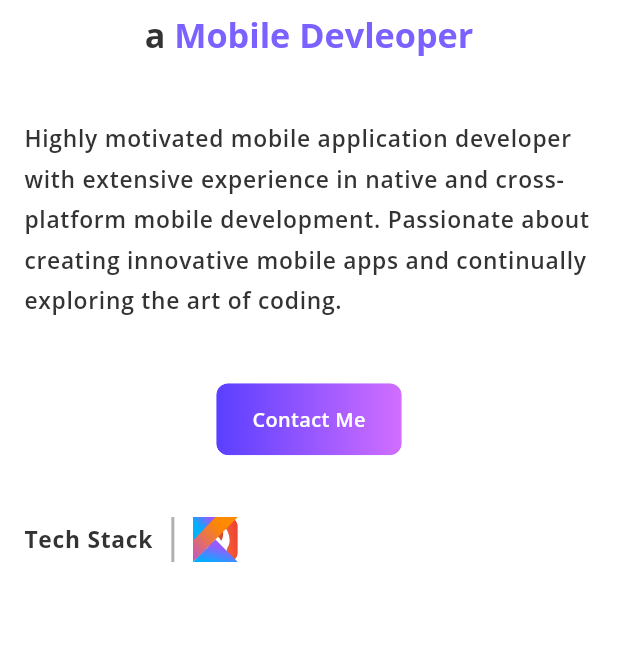
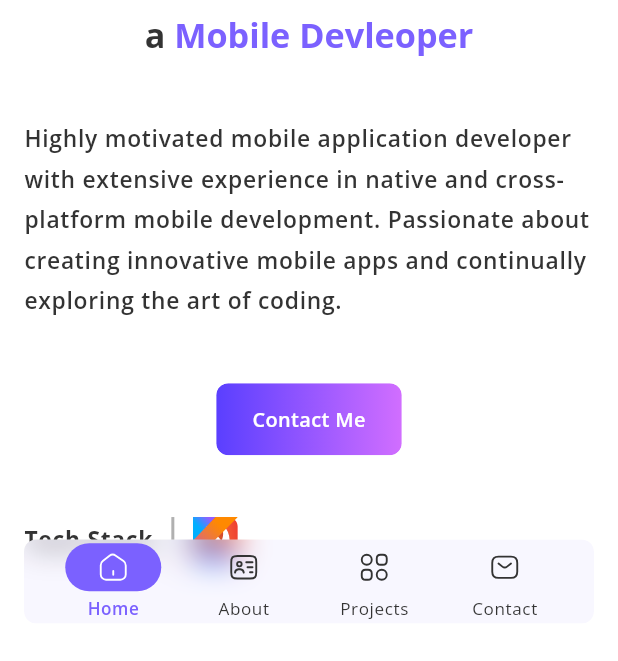
Before and after one commit to MehnArkar/MehnArkar.github.io, a Flutter app: the screen it shows after launch, on a phone screen of 412 x 824 dp, the part 575-1236 px from its top. Run offline on Flutter 3.47's test engine with Material 3 defaults, Android fonts, the light colour scheme and no system bars; drawn by our look-alikes of animated_text_kit, flutter_animate, rive; our stand-ins replace dotted_border, flutter_bloc, flutter_svg, freezed_annotation, get_it, go_router and 2 more.

Commit message:
implemented bottom nav bar

```diff
--- a/lib/features/contact/view/widgets/contact_box.dart
+++ b/lib/features/contact/view/widgets/contact_box.dart
@@ -92,7 +92,7 @@ class _ContactBoxState extends State<ContactBox> with SingleTickerProviderStateM
         color: context.colorScheme.primary.withOpacity(0.25),
           borderRadius: BorderRadius.circular(AppDimension.borderRadius)
       ),
-      child: SvgPicture.asset("${AppConstants.iconPath}/email.svg",color: context.colorScheme.primary,width: 30,height: 30),
+      child: SvgPicture.asset("${AppConstants.iconPath}/mail.svg",color: context.colorScheme.primary,width: 30,height: 30),
 
     );
   }
--- a/lib/features/index/view/pages/index_page.dart
+++ b/lib/features/index/view/pages/index_page.dart
@@ -1,11 +1,13 @@
 import 'package:flutter/material.dart';
 import 'package:flutter_bloc/flutter_bloc.dart';
+import 'package:portfolio/app/config/theme/dimension/app_dimension.dart';
 import 'package:portfolio/app/utils/extensions/context_extension.dart';
 import 'package:portfolio/app/utils/responsive/responsive.dart';
 import 'package:portfolio/app/utils/responsive/responsive_layout.dart';
 import 'package:portfolio/features/contact/view/pages/desktop_contact_page.dart';
 import 'package:portfolio/features/contact/view/pages/mobile_contact_page.dart';
 import 'package:portfolio/features/index/data/models/nab_bar_type.dart';
+import 'package:portfolio/features/index/view/widgets/bottom_nav_bar.dart';
 import 'package:portfolio/features/index/view/widgets/page_indicator.dart';
 import 'package:portfolio/features/index/view/widgets/social_media_overlay.dart';
 import 'package:portfolio/features/project/view/pages/mobile_project_page.dart';
@@ -51,10 +53,8 @@ class _IndexPageState extends State<IndexPage> with WidgetsBindingObserver {
     super.initState();
     WidgetsBinding.instance.addObserver(this);
     WidgetsBinding.instance.addPostFrameCallback((_) {
-      if (Responsive.isDesktop(context)) {
         _getPagePosition();
         _initializeScrollListener();
-      }
     });
   }
 
@@ -62,10 +62,8 @@ class _IndexPageState extends State<IndexPage> with WidgetsBindingObserver {
   void didChangeMetrics() {
     super.didChangeMetrics();
     WidgetsBinding.instance.addPostFrameCallback((_) {
-      if (Responsive.isDesktop(context)) {
         _getPagePosition();
         _initializeScrollListener();
-      }
     });
   }
 
@@ -142,6 +140,9 @@ class _IndexPageState extends State<IndexPage> with WidgetsBindingObserver {
                         right: 0,
                         child: SocialMediaOverlay(
                             scrollController: _scrollController)),
+                  if (!Responsive.isDesktop(context))
+                    Positioned(left: AppDimension.mobilePagePadding, right: AppDimension.mobilePagePadding, bottom: 25 , child: BottomNavBar(onClickNavBar: (navBarType) =>
+                          _scrollToPageOnNavBarChange(context, navBarType))),
                   if (Responsive.isDesktop(context)) const CursorWidget(),
                 ],
               ),
--- /dev/null
+++ b/lib/features/index/view/widgets/bottom_nav_bar.dart
@@ -0,0 +1,73 @@
+import 'dart:ui';
+
+import 'package:flutter/material.dart';
+import 'package:flutter_bloc/flutter_bloc.dart';
+import 'package:flutter_svg/svg.dart';
+import 'package:portfolio/app/config/theme/dimension/app_dimension.dart';
+import 'package:portfolio/app/utils/constant/app_constants.dart';
+import 'package:portfolio/app/utils/extensions/context_extension.dart';
+import 'package:portfolio/features/index/data/models/nab_bar_type.dart';
+import 'package:portfolio/features/index/view/bloc/nav_bar_cubit/nav_bar_cubit.dart';
+
+class BottomNavBar extends StatelessWidget {
+  final Function(NavBarType navBarType)? onClickNavBar;
+
+  const BottomNavBar({super.key, this.onClickNavBar});
+
+  @override
+  Widget build(BuildContext context) {
+    return ClipRRect(
+      borderRadius: BorderRadius.circular(AppDimension.borderRadius),
+      child: BackdropFilter(
+        filter: ImageFilter.blur(sigmaX: 10, sigmaY: 10),
+        child: Container(
+            width: double.maxFinite,
+            height: kToolbarHeight,
+            padding: const EdgeInsets.symmetric(horizontal: 16),
+            decoration: BoxDecoration(
+              color: context.colorScheme.primary.withOpacity(0.05),
+              borderRadius: BorderRadius.circular(AppDimension.borderRadius),
+            ),
+            child: BlocBuilder<NavBarCubit, NavBarType>(
+                builder: (context, selectedNavBar) => NavigationBarTheme(
+                  data: NavigationBarThemeData(
+                    labelTextStyle: WidgetStateProperty.resolveWith<TextStyle>(
+                          (Set<WidgetState> states) => states.contains(WidgetState.selected)
+                          ? context.textTheme.bodySmall!.copyWith(color: context.colorScheme.primary,fontWeight: FontWeight.w600)
+                          : context.textTheme.bodySmall!.copyWith(color: context.colorScheme.onSurface)
+                    ),
+                  ),
+                  child: NavigationBar(
+                          elevation: 0,
+                          backgroundColor: Colors.transparent,
+                          shadowColor: Colors.transparent,
+                          indicatorColor: context.colorScheme.primary,
+                          selectedIndex: selectedNavBar.index,
+                          onDestinationSelected: (index) {
+                            NavBarType navBarType = NavBarType.values[index];
+                            context.read<NavBarCubit>().onSelectedNavBar(navBarType);
+                            if (onClickNavBar != null) onClickNavBar!(navBarType);
+                          },
+                          destinations: [
+                            _navDestination(context, iconName: "home.svg", label: "Home", navBarType: NavBarType.home, selectedNavBar: selectedNavBar),
+                            _navDestination(context, iconName: "about.svg", label: "About", navBarType: NavBarType.about, selectedNavBar: selectedNavBar),
+                            _navDestination(context, iconName: "projects.svg", label: "Projects", navBarType: NavBarType.projects, selectedNavBar: selectedNavBar),
+                            _navDestination(context, iconName: "mail.svg", label: "Contact", navBarType: NavBarType.contact, selectedNavBar: selectedNavBar)
+                          ]),
+                ))),
+      ),
+    );
+  }
+
+  Widget _navDestination(BuildContext context,{required String iconName,required String label,required NavBarType navBarType,required NavBarType selectedNavBar}){
+    return NavigationDestination(
+        icon: SvgPicture.asset(
+            "${AppConstants.iconPath}/$iconName",
+            color: navBarType==selectedNavBar? context.colorScheme.onPrimary : context.colorScheme.onSurface,
+            width: 20,
+        ),
+        label: label
+    );
+  }
+
+}
--- a/lib/features/index/view/widgets/top_nav_bar.dart
+++ b/lib/features/index/view/widgets/top_nav_bar.dart
@@ -50,5 +50,6 @@ class TopNavBar extends StatelessWidget {
         ),
       ),
     );
+
   }
 }
```
Also changed, not shown: assets/icons/about.svg (added), assets/icons/email.svg (deleted), assets/icons/home.svg (added), assets/icons/mail.svg (added), assets/icons/projects.svg (added).
